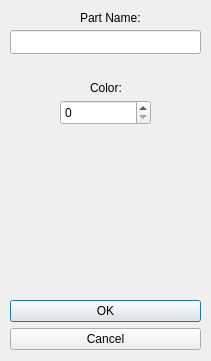
Above: worksheet6/QTproject/optiondialog.ui from ABokanan/2025_eeyab13 before the change. Below: the same form after it.
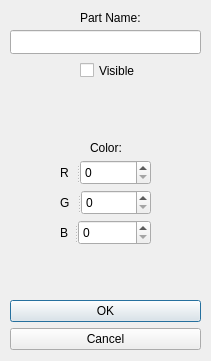
That is the form after the change.

What changed in the file:
```diff
--- a/worksheet6/QTproject/optiondialog.ui
+++ b/worksheet6/QTproject/optiondialog.ui
@@ -52,21 +52,11 @@
     <string>Part Name:</string>
    </property>
   </widget>
-  <widget class="QSpinBox" name="spinBox">
-   <property name="geometry">
-    <rect>
-     <x>60</x>
-     <y>100</y>
-     <width>91</width>
-     <height>25</height>
-    </rect>
-   </property>
-  </widget>
   <widget class="QLabel" name="label_2">
    <property name="geometry">
     <rect>
      <x>90</x>
-     <y>80</y>
+     <y>140</y>
      <width>71</width>
      <height>16</height>
     </rect>
@@ -75,6 +65,93 @@
     <string>Color:</string>
    </property>
   </widget>
+  <widget class="QCheckBox" name="checkBoxVisible">
+   <property name="geometry">
+    <rect>
+     <x>80</x>
+     <y>60</y>
+     <width>76</width>
+     <height>21</height>
+    </rect>
+   </property>
+   <property name="text">
+    <string>Visible</string>
+   </property>
+  </widget>
+  <widget class="QSplitter" name="splitter">
+   <property name="geometry">
+    <rect>
+     <x>60</x>
+     <y>160</y>
+     <width>91</width>
+     <height>25</height>
+    </rect>
+   </property>
+   <property name="orientation">
+    <enum>Qt::Orientation::Horizontal</enum>
+   </property>
+   <widget class="QLabel" name="label_3">
+    <property name="text">
+     <string>R</string>
+    </property>
+   </widget>
+   <widget class="QSpinBox" name="spinBoxR"/>
+  </widget>
+  <widget class="QSplitter" name="splitter_2">
+   <property name="geometry">
+    <rect>
+     <x>60</x>
+     <y>190</y>
+     <width>91</width>
+     <height>25</height>
+    </rect>
+   </property>
+   <property name="orientation">
+    <enum>Qt::Orientation::Horizontal</enum>
+   </property>
+   <widget class="QLabel" name="label_4">
+    <property name="text">
+     <string>G</string>
+    </property>
+   </widget>
+   <widget class="QSpinBox" name="spinBoxG"/>
+  </widget>
+  <widget class="QSplitter" name="splitter_3">
+   <property name="geometry">
+    <rect>
+     <x>60</x>
+     <y>220</y>
+     <width>91</width>
+     <height>25</height>
+    </rect>
+   </property>
+   <property name="orientation">
+    <enum>Qt::Orientation::Horizontal</enum>
+   </property>
+   <widget class="QLabel" name="label_5">
+    <property name="text">
+     <string>B</string>
+    </property>
+   </widget>
+   <widget class="QSpinBox" name="spinBoxB"/>
+  </widget>
+  <zorder>label_3</zorder>
+  <zorder>buttonBox</zorder>
+  <zorder>lineEdit</zorder>
+  <zorder>label</zorder>
+  <zorder>spinBoxR</zorder>
+  <zorder>label_2</zorder>
+  <zorder>spinBoxG</zorder>
+  <zorder>spinBoxB</zorder>
+  <zorder>label_3</zorder>
+  <zorder>label_4</zorder>
+  <zorder>label_5</zorder>
+  <zorder>checkBoxVisible</zorder>
+  <zorder>spinBoxR</zorder>
+  <zorder>spinBoxG</zorder>
+  <zorder>spinBoxB</zorder>
+  <zorder>label_4</zorder>
+  <zorder>label_5</zorder>
  </widget>
  <resources/>
  <connections>
```
